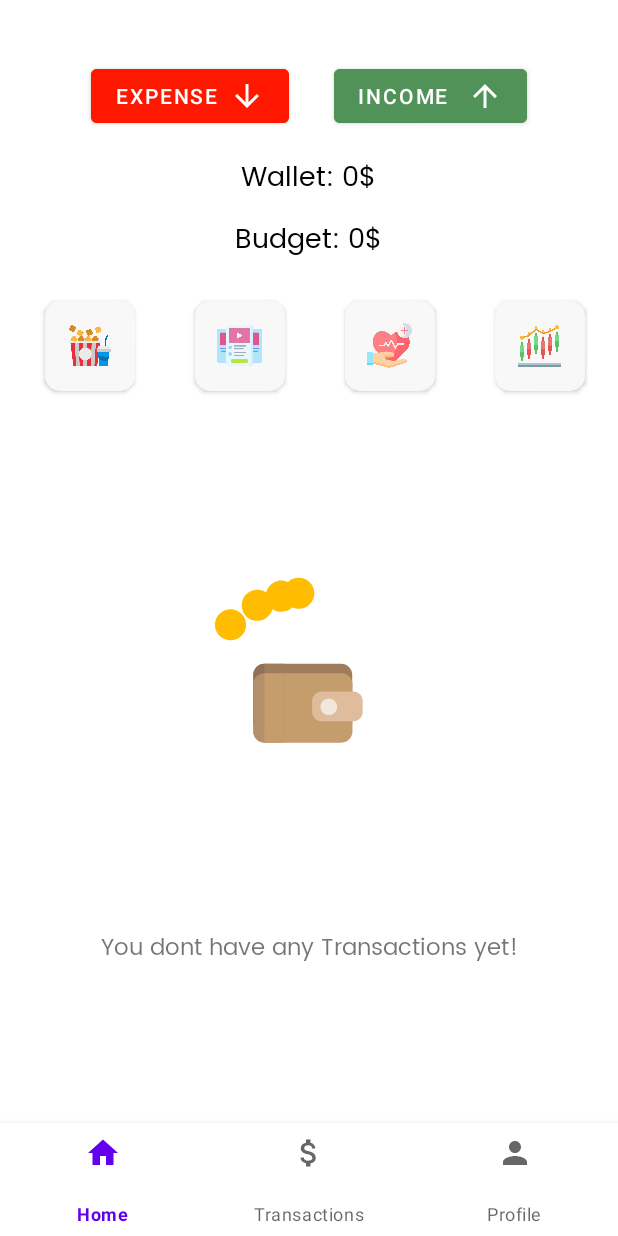
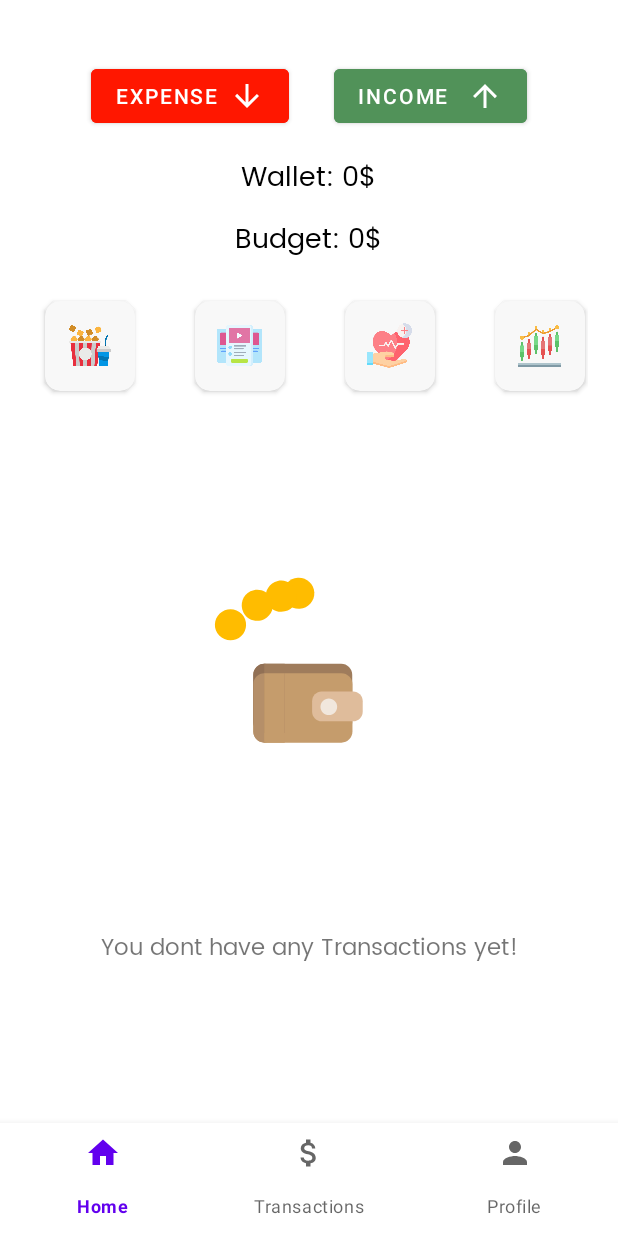
Before and after one commit to ETS-Android4/expensify, an Android app: the screen it shows after launch once a user with an empty profile is signed in (userDashboard), on a phone screen of 412 x 824 dp. Run offline under Robolectric (Android 15) with nearby library versions, the phone set to English and light mode, and no system bars; our stand-ins replace Firebase (no records; nobody signed in at launch, a user with empty details on screens opened directly).

Commit message:
changed padding

```diff
--- a/app/src/main/res/layout/activity_user_dashboard.xml
+++ b/app/src/main/res/layout/activity_user_dashboard.xml
@@ -21,6 +21,7 @@
         android:id="@+id/bottomNavigationView"
         android:layout_width="match_parent"
         android:layout_height="75dp"
+        android:paddingBottom="5dp"
         app:layout_constraintBottom_toBottomOf="parent"
         app:layout_constraintEnd_toEndOf="parent"
         app:layout_constraintHorizontal_bias="0.5"
```
